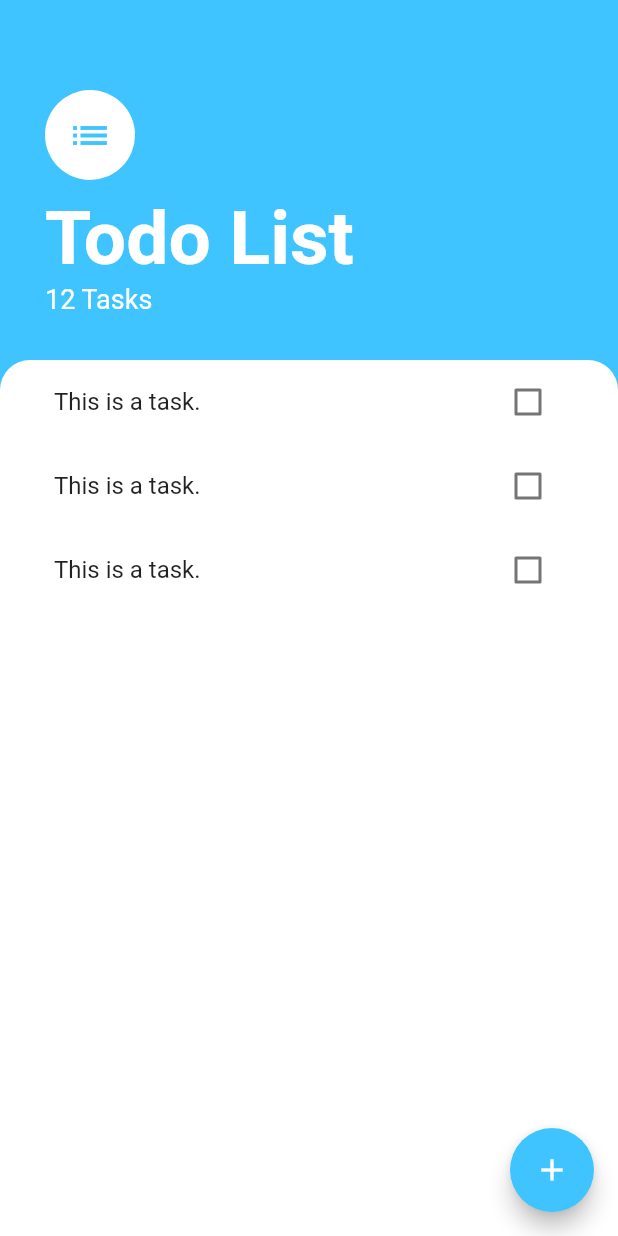
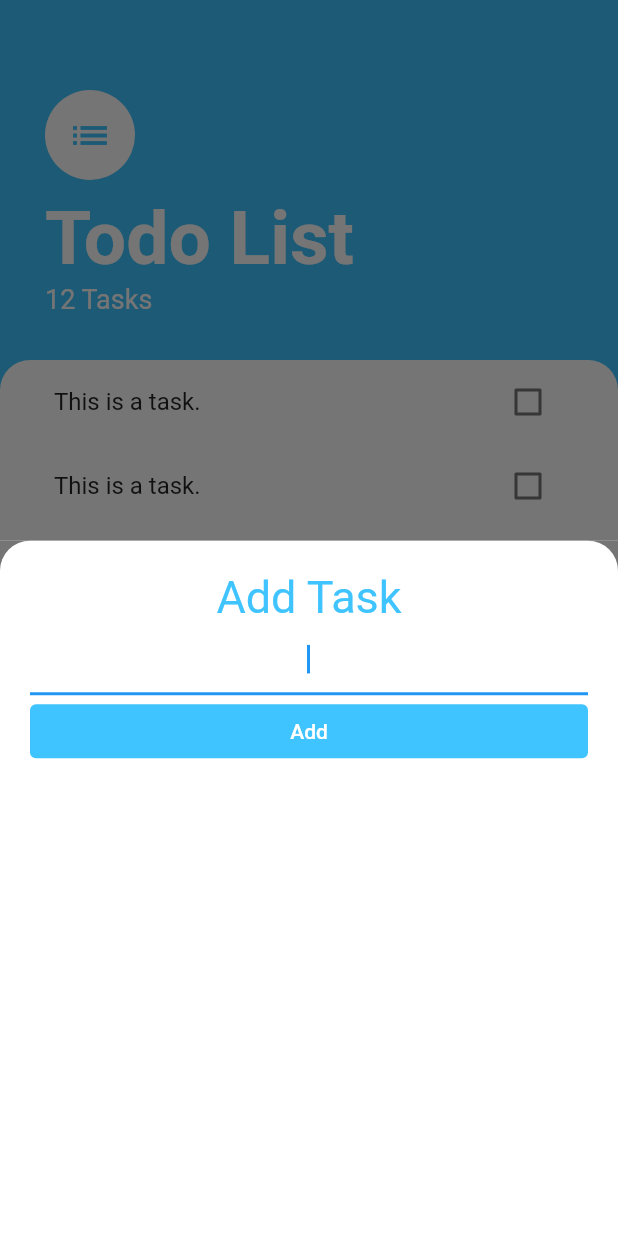
Before and after one commit to billy0402/flutter-todo-list, a Flutter app: the screen it shows after launch, after a tap on the "add" icon, on a phone screen of 412 x 824 dp. Run offline on Flutter 3.47's test engine with Material 2 defaults, Android fonts, the phone set to English and light mode, and no system bars.

Commit message:
feat(add_task_page): The BottomSheet Widget

```diff
--- /dev/null
+++ b/lib/pages/add_task_page.dart
@@ -0,0 +1,50 @@
+import 'package:flutter/material.dart';
+
+class AddTaskPage extends StatelessWidget {
+  const AddTaskPage({Key? key}) : super(key: key);
+
+  @override
+  Widget build(BuildContext context) {
+    return Container(
+      color: const Color(0xFF757575),
+      child: Container(
+        padding: const EdgeInsets.all(20.0),
+        decoration: const BoxDecoration(
+          color: Colors.white,
+          borderRadius: BorderRadius.only(
+            topLeft: Radius.circular(20.0),
+            topRight: Radius.circular(20.0),
+          ),
+        ),
+        child: Column(
+            crossAxisAlignment: CrossAxisAlignment.stretch,
+            children: <Widget>[
+              const Text(
+                'Add Task',
+                textAlign: TextAlign.center,
+                style: TextStyle(
+                  fontSize: 30.0,
+                  color: Colors.lightBlueAccent,
+                ),
+              ),
+              const TextField(
+                autofocus: true,
+                textAlign: TextAlign.center,
+              ),
+              TextButton(
+                style: ButtonStyle(
+                  backgroundColor: MaterialStateProperty.all(
+                    Colors.lightBlueAccent,
+                  ),
+                ),
+                onPressed: () {},
+                child: const Text(
+                  'Add',
+                  style: TextStyle(color: Colors.white),
+                ),
+              )
+            ]),
+      ),
+    );
+  }
+}
--- a/lib/pages/task_page.dart
+++ b/lib/pages/task_page.dart
@@ -1,6 +1,7 @@
 import 'package:flutter/material.dart';
 
 import '../widgets/task_list.dart';
+import 'add_task_page.dart';
 
 class TaskPage extends StatelessWidget {
   const TaskPage({Key? key}) : super(key: key);
@@ -11,7 +12,14 @@ class TaskPage extends StatelessWidget {
       backgroundColor: Colors.lightBlueAccent,
       floatingActionButton: FloatingActionButton(
         backgroundColor: Colors.lightBlueAccent,
-        onPressed: () {},
+        onPressed: () {
+          showModalBottomSheet(
+            context: context,
+            builder: (BuildContext context) {
+              return const AddTaskPage();
+            },
+          );
+        },
         child: const Icon(Icons.add),
       ),
       body: Column(
```
